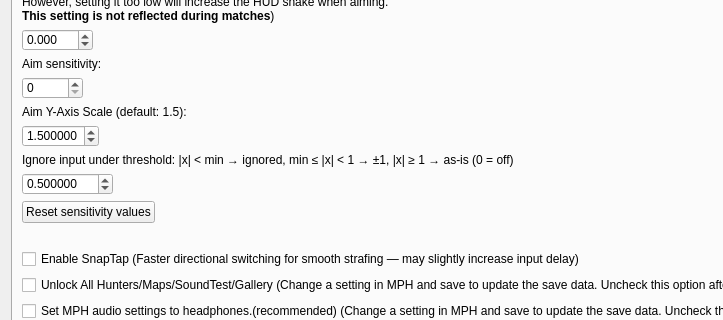
Old version of the form src/frontend/qt_sdl/InputConfig/InputConfigDialog.ui in the repository ag-advania/melonPrimeDS; both pictures show x 0 to 723 and y 99 to 419 of the 1135 by 666 pixel window.
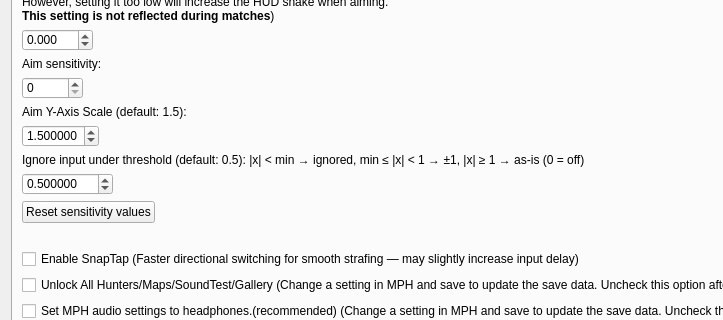
New version of the form. The open tabs and pages were chosen to show the change.

Diff of the .ui file:
```diff
--- a/src/frontend/qt_sdl/InputConfig/InputConfigDialog.ui
+++ b/src/frontend/qt_sdl/InputConfig/InputConfigDialog.ui
@@ -2403,7 +2403,7 @@
 					<!-- Label for aim sensitivity -->
 					<widget class="QLabel" name="metroidAimAdjustLabel">
 						<property name="text">
-							<string>Ignore input under threshold: |x| &lt; min → ignored, min ≤ |x| &lt; 1 → ±1, |x| ≥ 1 → as-is (0 = off)</string>
+							<string>Ignore input under threshold (default: 0.5): |x| &lt; min → ignored, min ≤ |x| &lt; 1 → ±1, |x| ≥ 1 → as-is (0 = off)</string>
 						</property>
 					</widget>
 				</item>
```
